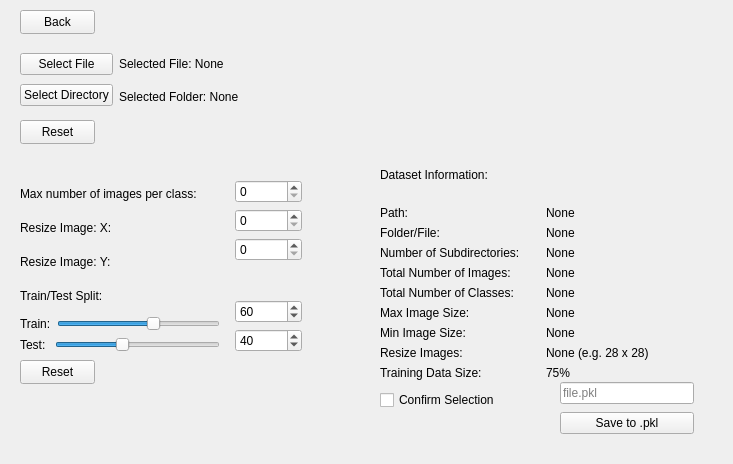
Old version of the form FrontEnd/UI/ImageLoader.ui in the repository ahmadbarzak/ExplainabilityTool.
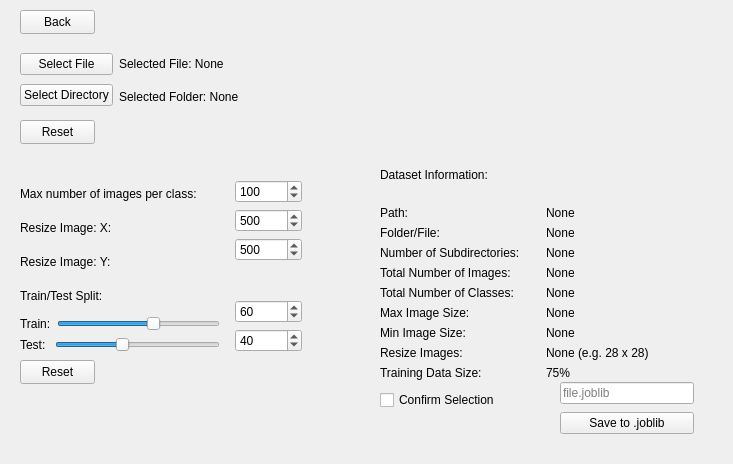
New version of the form.

Commit message: Modified ui to reflect changing to from pickle to joblib

```diff
--- a/FrontEnd/UI/ImageLoader.ui
+++ b/FrontEnd/UI/ImageLoader.ui
@@ -190,7 +190,7 @@
          <number>50</number>
         </property>
         <property name="value">
-         <number>0</number>
+         <number>100</number>
         </property>
        </widget>
       </item>
@@ -205,6 +205,9 @@
         <property name="singleStep">
          <number>50</number>
         </property>
+        <property name="value">
+         <number>500</number>
+        </property>
        </widget>
       </item>
       <item>
@@ -218,6 +221,9 @@
         <property name="singleStep">
          <number>50</number>
         </property>
+        <property name="value">
+         <number>500</number>
+        </property>
        </widget>
       </item>
       <item>
@@ -550,14 +556,14 @@
        <string/>
       </property>
       <property name="placeholderText">
-       <string>file.pkl</string>
+       <string>file.joblib</string>
       </property>
      </widget>
     </item>
     <item>
      <widget class="QPushButton" name="saveFile">
       <property name="text">
-       <string>Save to .pkl</string>
+       <string>Save to .joblib</string>
       </property>
      </widget>
     </item>
```
